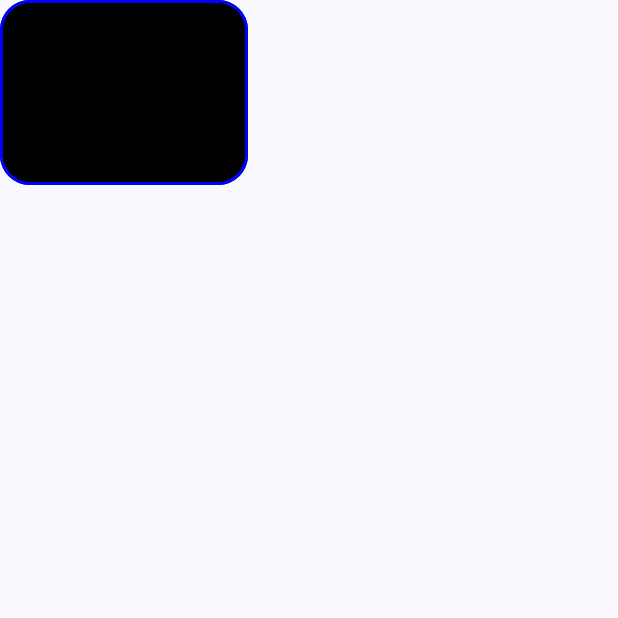
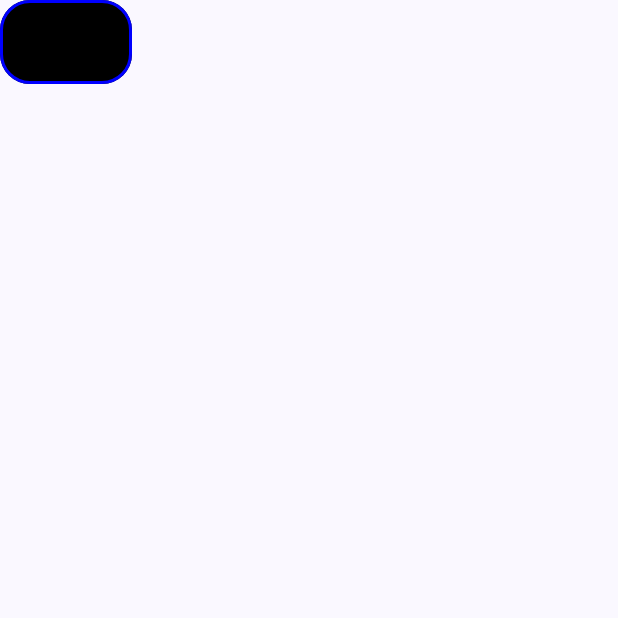
Before and after one commit to yeeyeeeyee/android_calculate, an Android app built with Jetpack Compose: the composable ButtonStyle shown on its own in the app's theme, on a phone screen of 412 x 824 dp, the top half of it. Run offline under Robolectric (Android 15) with nearby library versions, the phone set to English and light mode, and no system bars.

```diff
--- a/app/src/main/java/com/example/basic_calculator/buttonStyle.kt
+++ b/app/src/main/java/com/example/basic_calculator/buttonStyle.kt
@@ -1,9 +1,12 @@
 package com.example.basic_calculator
 
+import android.provider.CalendarContract.Colors
 import androidx.compose.foundation.border
 import androidx.compose.foundation.layout.padding
 import androidx.compose.foundation.layout.size
 import androidx.compose.foundation.shape.RoundedCornerShape
+import androidx.compose.material3.Button
+import androidx.compose.material3.ButtonDefaults
 import androidx.compose.material3.MaterialTheme
 import androidx.compose.material3.Surface
 import androidx.compose.material3.Text
@@ -12,21 +15,27 @@ import androidx.compose.ui.Modifier
 import androidx.compose.ui.graphics.Color
 import androidx.compose.ui.text.style.TextAlign
 import androidx.compose.ui.unit.dp
+import androidx.compose.ui.unit.sp
 
 @Composable
 fun ButtonStyle(text: String="",onclick:()->Unit) {
-    Surface(
-        color = Color.Black,
+    Button(onClick={},
         shape = RoundedCornerShape(20.dp),
-        modifier = Modifier.border(2.dp, Color.Blue, RoundedCornerShape(20.dp))
+        colors = ButtonDefaults.buttonColors(
+            containerColor = Color.Black
+        ),
+        modifier = Modifier
+            .border(2.dp, Color.Blue, RoundedCornerShape(20.dp))
+
     ) {
         Text(
             text = "$text",
+            fontSize = 30.sp,
             style = MaterialTheme.typography.displayLarge,
-            color = Color(0xFF135BE8),
+            color = Color(R.color.number),
             modifier = Modifier
-                .size(165.dp, 123.dp)
-                .padding(16.dp), textAlign = TextAlign.Center
+                .size(40.dp),
+            textAlign = TextAlign.Center
 
         )
     }
--- a/app/src/main/res/values/colors.xml
+++ b/app/src/main/res/values/colors.xml
@@ -7,5 +7,5 @@
     <color name="teal_700">#FF018786</color>
     <color name="black">#FF000000</color>
     <color name="white">#FFFFFFFF</color>
-    <color name="NumberColor">#135BE8</color>
+    <color name="number">#135BE8</color>
 </resources>
```
Also changed, not shown: app/src/main/java/com/example/basic_calculator/MainActivity.kt (+11 -5 lines), app/src/main/java/com/example/basic_calculator/ui.kt (added, +26 -0 lines).
